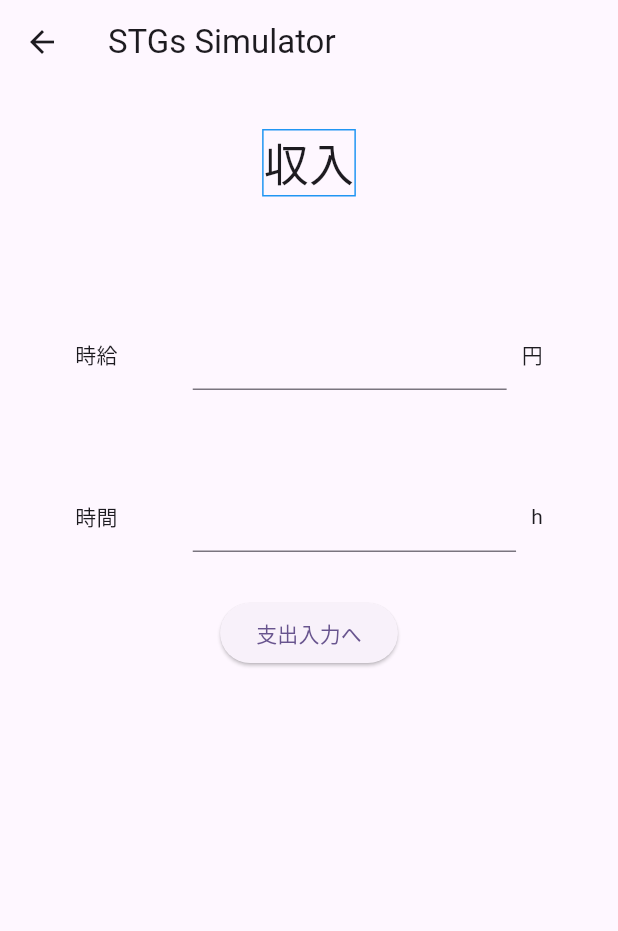
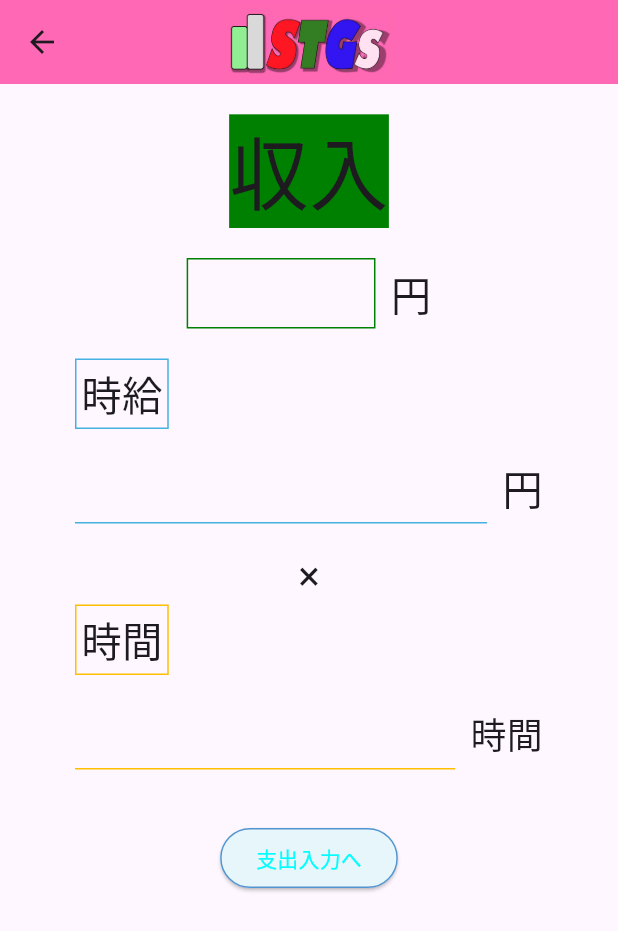
Before and after one commit to kotarowakuwaku/STGs, a Flutter app: the InputIncomePage screen opened directly, on a phone screen of 412 x 824 dp. Shown: the top 931 px of the screen. Run offline on Flutter 3.47's test engine with Material 3 defaults, Android fonts, the phone set to English and light mode, and no system bars.

Commit message:
ページデザイン調整

```diff
--- a/lib/pages/input/input_ income_page.dart
+++ b/lib/pages/input/input_ income_page.dart
@@ -1,7 +1,6 @@
 import 'package:flutter/material.dart';
 import 'package:flutter/services.dart';
 import 'package:save_towards_your_goal_simulator/pages/input/input_outcome_page.dart';
-import 'package:save_towards_your_goal_simulator/pages/input/input_spending_page.dart';
 
 class InputIncomePage extends StatefulWidget {
   const InputIncomePage({Key? key}) : super(key: key);
@@ -31,38 +30,117 @@ class _InputIncomePageState extends State<InputIncomePage> {
   Widget build(BuildContext context) {
     return Scaffold(
       appBar: AppBar(
-        title: const Text('STGs Simulator'),
+        backgroundColor: const Color(0xFFFF68B4),
+        centerTitle: true,
+        title: Image.asset(
+          'images/stgs.jpeg',
+          height: 50, // Adjust the height of the image
+        ),
       ),
       body: Column(
         children: [
           Container(
-            margin: EdgeInsets.symmetric(vertical: 30),
-            decoration: BoxDecoration(
-              border: Border.all(color: Colors.blue),
-            ),
-            child: Text(
+            margin: const EdgeInsets.symmetric(vertical: 20),
+            child: const Text(
               "収入",
               textAlign: TextAlign.center,
               style: TextStyle(
-                fontSize: 30,
+                fontSize: 53,
+                backgroundColor: Color(0xFF008001),
               ),
             ),
           ),
           (incomeController.text.isNotEmpty && timeController.text.isNotEmpty)
-              ? Text('$result円')
-              : Text(''),
+              ? Row(
+                  mainAxisAlignment: MainAxisAlignment.center,
+                  children: [
+                    DecoratedBox(
+                      decoration: BoxDecoration(
+                        border: Border.all(color: const Color(0xFF008001)),
+                      ),
+                      child: Padding(
+                        padding: const EdgeInsets.all(4.0),
+                        child: Text(
+                          '$result',
+                          style: const TextStyle(
+                            fontSize: 27,
+                          ),
+                        ),
+                      ),
+                    ),
+                    const SizedBox(width: 10),
+                    const Text(
+                      '円',
+                      style: TextStyle(
+                        fontSize: 27,
+                      ),
+                    ),
+                  ],
+                )
+              : Row(
+                  mainAxisAlignment: MainAxisAlignment.center,
+                  children: [
+                    DecoratedBox(
+                      decoration: BoxDecoration(
+                        border: Border.all(color: const Color(0xFF008001)),
+                      ),
+                      child: const Padding(
+                        padding: EdgeInsets.all(4.0),
+                        child: Text(
+                          '                 ',
+                          style: TextStyle(
+                            fontSize: 27,
+                          ),
+                        ),
+                      ),
+                    ),
+                    const SizedBox(width: 10),
+                    const Text(
+                      '円',
+                      style: TextStyle(
+                        fontSize: 27,
+                      ),
+                    ),
+                  ],
+                ),
+          const SizedBox(height: 20),
+          Row(
+            children: [
+              const SizedBox(width: 50),
+              DecoratedBox(
+                decoration: BoxDecoration(
+                  border: Border.all(color: const Color(0xFF45B1E1)),
+                ),
+                child: const Padding(
+                  padding: EdgeInsets.all(4.0),
+                  // Optional: Add some padding around the text
+                  child: Text(
+                    '時給',
+                    style: TextStyle(
+                      fontSize: 27,
+                    ),
+                  ),
+                ),
+              ),
+            ],
+          ),
           Container(
-            margin: EdgeInsets.symmetric(vertical: 30),
+            margin: const EdgeInsets.symmetric(vertical: 15),
             child: Row(
               children: [
-                SizedBox(width: 50),
-                Text('時給'),
-                SizedBox(width: 50),
+                const SizedBox(width: 50),
                 Expanded(
                   child: TextField(
                     keyboardType: TextInputType.number,
                     inputFormatters: [FilteringTextInputFormatter.digitsOnly],
-                    decoration: const InputDecoration(),
+                    decoration: const InputDecoration(
+                      focusedBorder: UnderlineInputBorder(
+                        borderSide: BorderSide(color: Color(0xFF45B1E1)),
+                      ),
+                      enabledBorder: UnderlineInputBorder(
+                        borderSide: BorderSide(color: Color(0xFF45B1E1)),
+                      ),
+                    ),
                     controller: incomeController,
                     onChanged: (value) {
                       setState(() {
@@ -72,24 +150,57 @@ class _InputIncomePageState extends State<InputIncomePage> {
                     },
                   ),
                 ),
-                SizedBox(width: 10),
-                Text('円'),
-                SizedBox(width: 50),
+                const SizedBox(width: 10),
+                const Text(
+                  '円',
+                  style: TextStyle(
+                    fontSize: 27,
+                  ),
+                ),
+                const SizedBox(width: 50),
               ],
             ),
           ),
+          const Center(
+            child: Text("×", style: TextStyle(fontSize: 27)),
+          ),
+          Row(
+            children: [
+              const SizedBox(width: 50),
+              DecoratedBox(
+                decoration: BoxDecoration(
+                  border: Border.all(color: const Color(0xFFFFBF00)),
+                ),
+                child: const Padding(
+                  padding: EdgeInsets.all(4.0),
+                  // Optional: Add some padding around the text
+                  child: Text(
+                    '時間',
+                    style: TextStyle(
+                      fontSize: 27,
+                    ),
+                  ),
+                ),
+              ),
+            ],
+          ),
           Container(
-            margin: EdgeInsets.symmetric(vertical: 30),
+            margin: const EdgeInsets.symmetric(vertical: 15),
             child: Row(
               children: [
-                SizedBox(width: 50),
-                Text('時間'),
-                SizedBox(width: 50),
+                const SizedBox(width: 50),
                 Expanded(
                   child: TextField(
                     keyboardType: TextInputType.number,
                     inputFormatters: [FilteringTextInputFormatter.digitsOnly],
-                    decoration: const InputDecoration(),
+                    decoration: const InputDecoration(
+                      focusedBorder: UnderlineInputBorder(
+                        borderSide: BorderSide(color: Color(0xFFFFBF00)),
+                      ),
+                      enabledBorder: UnderlineInputBorder(
+                        borderSide: BorderSide(color: Color(0xFFFFBF00)),
+                      ),
+                    ),
                     controller: timeController,
                     onChanged: (value) {
                       setState(() {
@@ -99,12 +210,16 @@ class _InputIncomePageState extends State<InputIncomePage> {
                     },
                   ),
                 ),
-                SizedBox(width: 10),
-                Text('h'),
-                SizedBox(width: 50),
+                const SizedBox(width: 10),
+                const Text('時間',
+                    style: TextStyle(
+                      fontSize: 24,
+                    )),
+                const SizedBox(width: 50),
               ],
             ),
           ),
+          const SizedBox(height: 20),
           ElevatedButton(
             onPressed: () {
               Navigator.push(
@@ -114,6 +229,11 @@ class _InputIncomePageState extends State<InputIncomePage> {
                 ),
               );
             },
+            style: ElevatedButton.styleFrom(
+              foregroundColor: const Color(0xFF02FDFF),
+              backgroundColor: const Color(0xFFE6F6FB),
+              side: const BorderSide(color: Color(0xFF5395D1), width: 1),
+            ),
             child: const Text('支出入力へ'),
           ),
         ],
```
